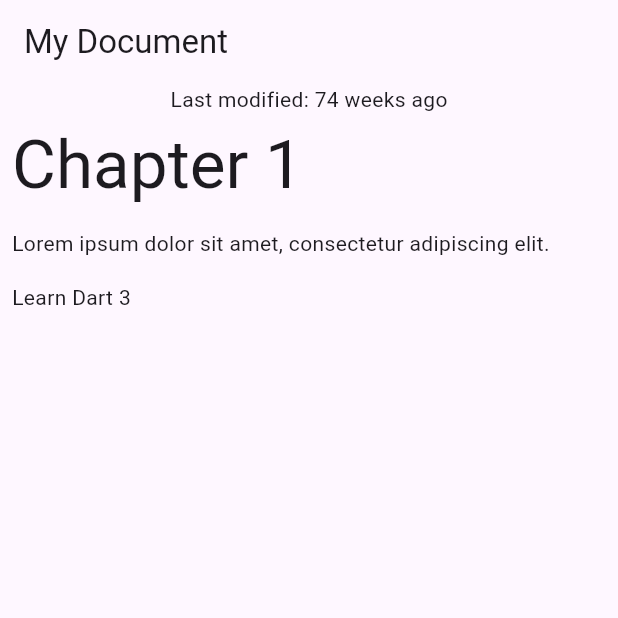
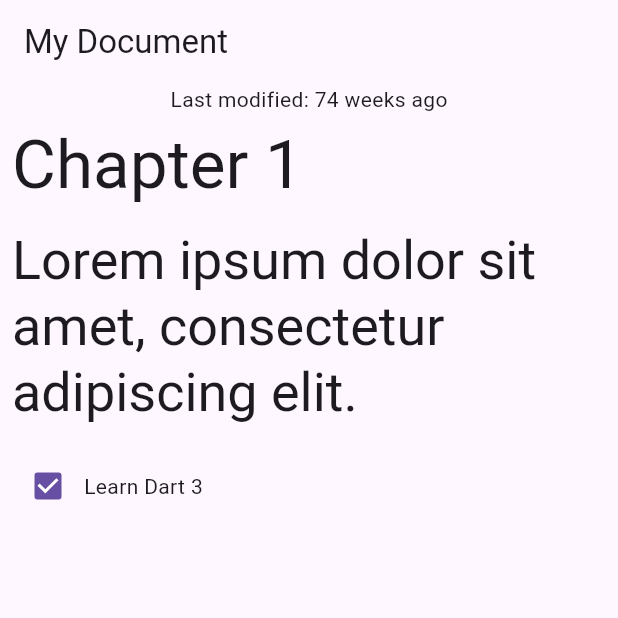
Before and after one commit to DannyM9021/Flutter-Codelab-Patterns, a Flutter app: the screen it shows after launch, on a phone screen of 412 x 824 dp, the top half of it. Run offline on Flutter 3.47's test engine with Material 3 defaults, Android fonts, the phone set to English and light mode, and no system bars.

Commit message:
Made subclasses of the main block class in order to better display them in main using a switch expression

```diff
--- a/lib/data.dart
+++ b/lib/data.dart
@@ -29,19 +29,33 @@ class Document {
   }
 }
 
-class Block {
-  final String type;
-  final String text;
-  Block(this.type, this.text);
+sealed class Block {
+  Block();
 
   factory Block.fromJson(Map<String, dynamic> json) {
-    if (json case {'type': final type, 'text': final text}) {
-      return Block(type, text);
-    }
-    else{
-      throw const FormatException("Unexpected JSON format");
-    }
+    return switch (json) {
+      {'type': 'h1', 'text': String text} => HeaderBlock(text),
+      {'type': 'p', 'text': String text} => ParagraphBlock(text),
+      {'type': 'checkbox', 'text': String text, 'checked': bool checked} => CheckboxBlock(text,checked),
+      _ => throw const FormatException('Unexpected JSON format'),
+    };
   }
+}
+
+class HeaderBlock extends Block {
+  final String text;
+  HeaderBlock(this.text);
+}
+
+class ParagraphBlock extends Block {
+  final String text;
+  ParagraphBlock(this.text);
+}
+
+class CheckboxBlock extends Block {
+  final String text;
+  final bool isChecked;
+  CheckboxBlock(this.text, this.isChecked);
 }
 
 const documentJson = '''
@@ -61,7 +75,7 @@ const documentJson = '''
     },
     {
       "type": "checkbox",
-      "checked": false,
+      "checked": true,
       "text": "Learn Dart 3"
     }
   ]
--- a/lib/main.dart
+++ b/lib/main.dart
@@ -64,18 +64,24 @@ class BlockWidget extends StatelessWidget {
 
   @override
   Widget build(BuildContext context) {
-    TextStyle? textStyle;
-    textStyle = switch (block.type) {
-      'h1' => Theme.of(context).textTheme.displayMedium,
-      'p' || 'checkbox' => Theme.of(context).textTheme.bodyMedium,
-      _ => Theme.of(context).textTheme.bodySmall
-    };
     return Container(
-      margin: const EdgeInsets.all(8),
-      child: Text(
-        block.text,
-        style: textStyle,
-      ),
+      margin:  const EdgeInsets.all(8),
+      child: switch (block) {
+        HeaderBlock(:final text) => Text(
+          text,
+          style: Theme.of(context).textTheme.displayMedium,
+        ),
+        ParagraphBlock(:final text) => Text(
+          text,
+          style: Theme.of(context).textTheme.displaySmall
+        ),
+        CheckboxBlock(:final text, :final isChecked) => Row(
+          children: [
+            Checkbox(value: isChecked, onChanged: (_) {}),
+            Text(text),
+          ],
+        ),
+      },
     );
   }
 }
```
